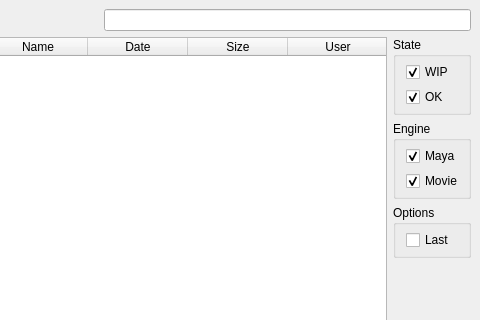
The window that spil_ui/browser/ui/qt/browser.ui (MichaelHaussmann/spil_ui) describes before a commit, drawn with Qt 5; both pictures show x 564 to 1044 and y 0 to 320 of the 1044 by 474 pixel window.
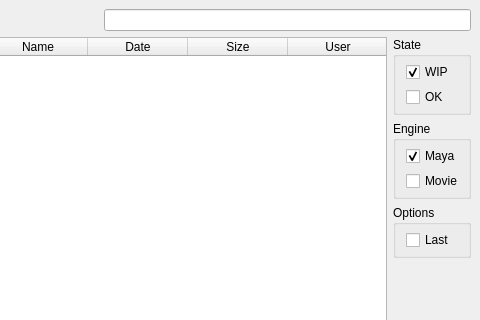
The same window after the commit.

Commit message: color code for versions with published state

What changed in the file:
```diff
--- a/spil_ui/browser/ui/qt/browser.ui
+++ b/spil_ui/browser/ui/qt/browser.ui
@@ -230,7 +230,7 @@
               <string>OK</string>
              </property>
              <property name="checked">
-              <bool>true</bool>
+              <bool>false</bool>
              </property>
             </widget>
            </item>
@@ -280,7 +280,7 @@
               <string>Movie</string>
              </property>
              <property name="checked">
-              <bool>true</bool>
+              <bool>false</bool>
              </property>
             </widget>
            </item>
```
The commit also changes 2 other files.
